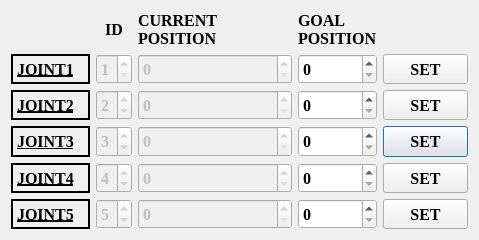
This is singlejointcontrldlg.ui in thinkexist1989/um_qt as Qt 5 draws it before an edit. The edited form follows.
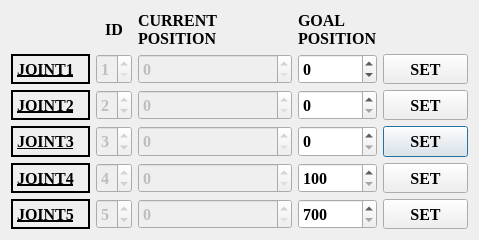
This is the edited form. Icons and pictures are not drawn.

```diff
--- a/singlejointcontrldlg.ui
+++ b/singlejointcontrldlg.ui
@@ -80,8 +80,11 @@
        <bold>true</bold>
       </font>
      </property>
+     <property name="minimum">
+      <number>-16384</number>
+     </property>
      <property name="maximum">
-      <number>4095</number>
+      <number>16384</number>
      </property>
     </widget>
    </item>
@@ -101,8 +104,11 @@
        <bold>true</bold>
       </font>
      </property>
+     <property name="minimum">
+      <number>700</number>
+     </property>
      <property name="maximum">
-      <number>4095</number>
+      <number>2500</number>
      </property>
     </widget>
    </item>
@@ -704,8 +710,11 @@
        <bold>true</bold>
       </font>
      </property>
+     <property name="minimum">
+      <number>100</number>
+     </property>
      <property name="maximum">
-      <number>4095</number>
+      <number>1800</number>
      </property>
     </widget>
    </item>
```
